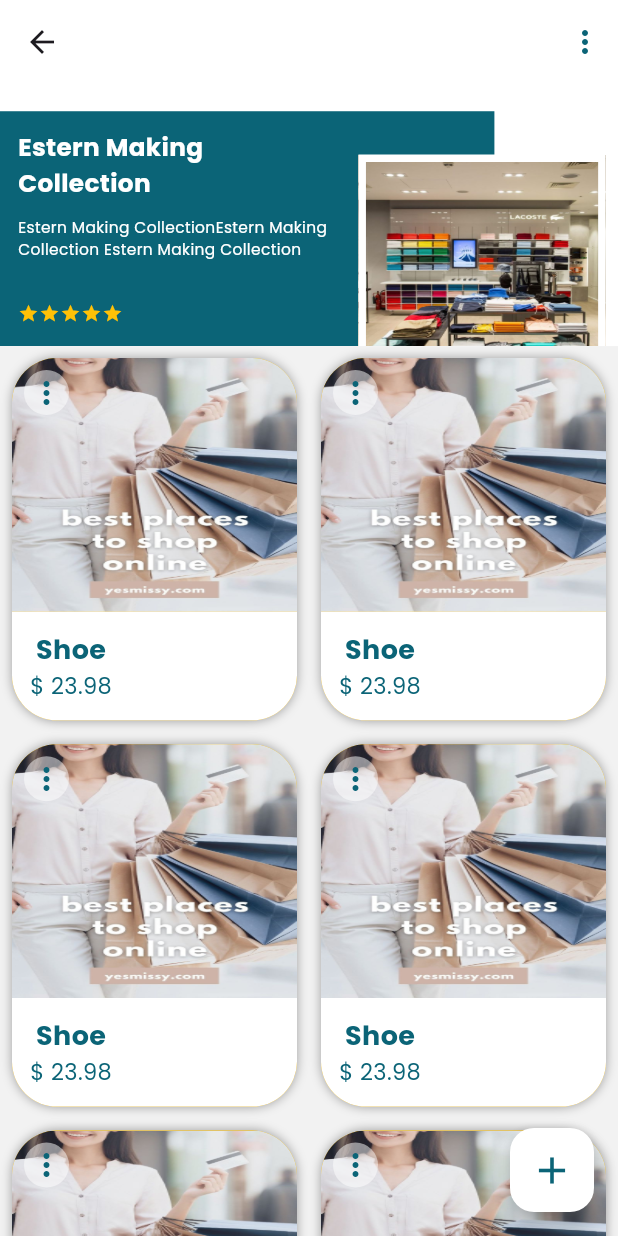
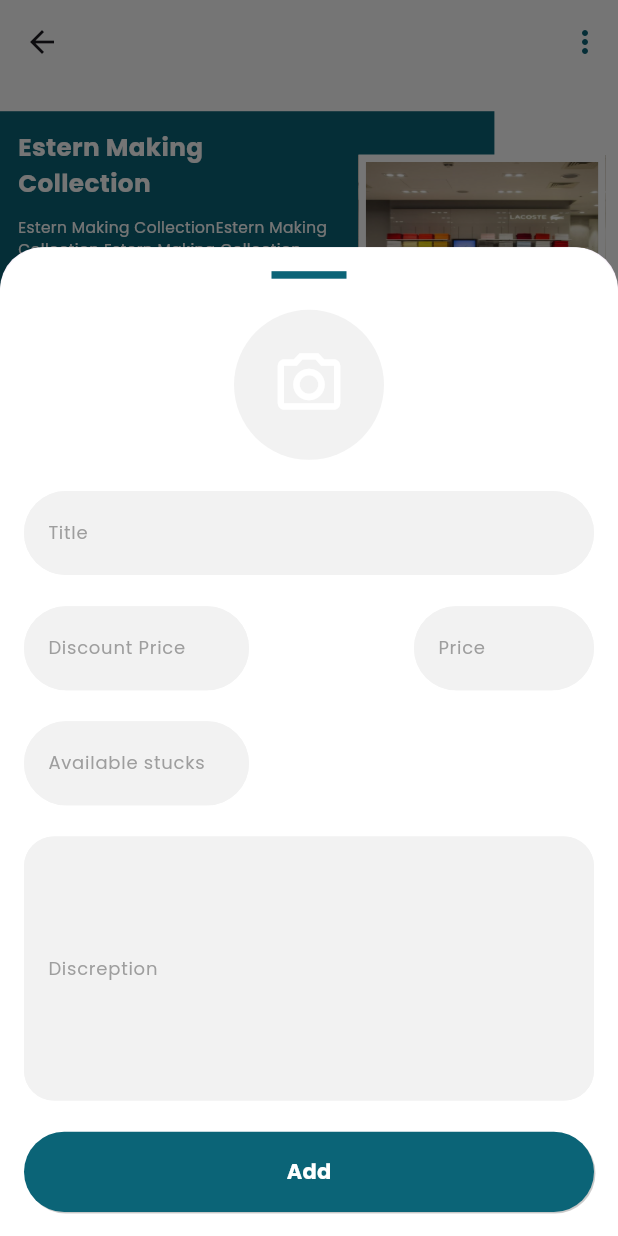
Before and after one commit to bilaalmustafa/sphere, a Flutter app: the StoreProfileScreen screen opened directly, after a tap on the "add" icon, on a phone screen of 412 x 824 dp. Run offline on Flutter 3.47's test engine with Material 3 defaults, Android fonts, the phone set to English and light mode, and no system bars; our stand-ins replace awesome_bottom_bar, carousel_slider, google_fonts; missing offline and left inert: draggable_carousel_slider.

Commit message:
commit last

```diff
--- a/lib/UI/components/Custom_SliverGrid.dart
+++ b/lib/UI/components/Custom_SliverGrid.dart
@@ -6,12 +6,14 @@ import 'package:sphere/core/constants/Const_Colors.dart';
 import 'package:sphere/generated/assets.dart';
 
 class CustomSliverGrid extends StatelessWidget {
-  const CustomSliverGrid({
+  CustomSliverGrid({
     super.key,
     required this.size,
     required this.condition,
+    this.onTap,
   });
   final String condition;
+  VoidCallback? onTap;
 
   final Size size;
 
@@ -93,16 +95,46 @@ class CustomSliverGrid extends StatelessWidget {
                               child: Column(
                                 mainAxisAlignment: MainAxisAlignment.center,
                                 children: [
+                                  Row(
+                                    mainAxisAlignment:
+                                        MainAxisAlignment.spaceBetween,
+                                    children: [
                                       CustomText(
                                           titletext: 'Shoe',
                                           fontsize: 18,
                                           bold: FontWeight.bold,
-                                      textcolor: ConstColors.seconderyColor),
+                                          textcolor:
+                                              ConstColors.seconderyColor),
+                                      condition == 'StoreProfileScreen'
+                                          ? InkWell(
+                                              onTap: onTap,
+                                              child: Icon(
+                                                Icons.edit,
+                                                color:
+                                                    ConstColors.seconderyColor,
+                                              ),
+                                            )
+                                          : Container(),
+                                    ],
+                                  ),
+                                  Row(
+                                    mainAxisAlignment:
+                                        MainAxisAlignment.spaceBetween,
+                                    children: [
                                       CustomText(
                                           titletext: '\$ 23.98',
                                           fontsize: 15,
                                           bold: FontWeight.normal,
-                                      textcolor: ConstColors.seconderyColor),
+                                          textcolor:
+                                              ConstColors.seconderyColor),
+                                      condition == 'StoreProfileScreen'
+                                          ? Icon(
+                                              Icons.delete,
+                                              color: ConstColors.seconderyColor,
+                                            )
+                                          : Container(),
+                                    ],
+                                  ),
                                 ],
                               ),
                             ),
--- a/lib/UI/screens/BottomNavigationBar_Screen/Profile_Screens/StoreProfile_Controller.dart
+++ b/lib/UI/screens/BottomNavigationBar_Screen/Profile_Screens/StoreProfile_Controller.dart
@@ -0,0 +1,112 @@
+import 'package:flutter/material.dart';
+import 'package:flutter/services.dart';
+import 'package:sphere/UI/components/Custom_Button.dart';
+import 'package:sphere/UI/components/Custom_Text.dart';
+import 'package:sphere/UI/screens/BottomNavigationBar_Screen/Profile_Screens/StoreProfile_Screen.dart';
+import 'package:sphere/core/constants/Const_Colors.dart';
+import 'package:sphere/core/constants/Const_Heading.dart';
+
+class StoreProfileProvider with ChangeNotifier {
+  void showbottomsheet(context) {
+    showModalBottomSheet(
+      context: context,
+      isScrollControlled:
+          true, // Allows the bottom sheet to extend beyond the default height
+      builder: (BuildContext context) {
+        return Wrap(
+          // Ensures the height does not exceed the content
+          children: [
+            Container(
+              decoration: BoxDecoration(
+                color: ConstColors.primarycolor,
+                borderRadius: BorderRadius.vertical(top: Radius.circular(30)),
+              ),
+
+              width: double.infinity,
+              height: MediaQuery.of(context).size.height *
+                  0.8, // Customize the height (50% of the screen height)
+              padding: EdgeInsets.all(16.0),
+              child: Column(
+                mainAxisSize: MainAxisSize.min,
+                crossAxisAlignment: CrossAxisAlignment.center,
+                mainAxisAlignment: MainAxisAlignment.spaceBetween,
+                children: [
+                  Container(
+                    height: 5,
+                    width: 50,
+                    color: ConstColors.seconderyColor,
+                  ),
+                  CircleAvatar(
+                    radius: 50,
+                    backgroundColor: ConstColors.thirdColor,
+                    child: Icon(
+                      Icons.camera_alt_outlined,
+                      size: 50,
+                      color: ConstColors.primarycolor,
+                    ),
+                  ),
+                  const CustomtextFormField(
+                    text: 'Title',
+                  ),
+                  Row(
+                    mainAxisAlignment: MainAxisAlignment.spaceBetween,
+                    children: [
+                      Container(
+                          width: 150,
+                          child: const CustomtextFormField(
+                            text: 'Discount Price',
+                          )),
+                      Container(
+                          width: 120,
+                          child: const CustomtextFormField(
+                            text: 'Price',
+                          )),
+                    ],
+                  ),
+                  Row(
+                    children: [
+                      Container(
+                          width: 150,
+                          child: const CustomtextFormField(
+                            text: 'Available stucks',
+                          )),
+                    ],
+                  ),
+                  TextFormField(
+                    maxLines: 6,
+                    inputFormatters: [
+                      LengthLimitingTextInputFormatter(
+                          100), // Limits the number of characters to 100
+                    ],
+                    decoration: InputDecoration(
+                        fillColor: ConstColors.thirdColor,
+                        filled: true,
+                        enabledBorder: OutlineInputBorder(
+                          borderSide: BorderSide(
+                            color: ConstColors.thirdColor,
+                          ),
+                          borderRadius: BorderRadius.circular(20),
+                        ),
+                        floatingLabelBehavior: FloatingLabelBehavior.auto,
+                        // contentPadding:
+                        //     EdgeInsets.only(top: 100, right: 8, left: 8),
+                        label: CustomText(
+                            titletext: 'Discreption',
+                            fontsize: smallText,
+                            bold: FontWeight.normal,
+                            textcolor: ConstColors.customGrey)),
+                  ),
+                  CustomButton(
+                      buttontext: 'Add',
+                      buttoncolor: ConstColors.seconderyColor,
+                      btntextcolor: ConstColors.primarycolor,
+                      onTop: () {})
+                ],
+              ),
+            ),
+          ],
+        );
+      },
+    );
+  }
+}
--- a/lib/UI/screens/BottomNavigationBar_Screen/Profile_Screens/StoreProfile_Screen.dart
+++ b/lib/UI/screens/BottomNavigationBar_Screen/Profile_Screens/StoreProfile_Screen.dart
@@ -1,8 +1,14 @@
 import 'package:flutter/material.dart';
+import 'package:flutter/services.dart';
+import 'package:provider/provider.dart';
+import 'package:sphere/UI/components/Custom_Button.dart';
 
 import 'package:sphere/UI/components/Custom_SliverGrid.dart';
 import 'package:sphere/UI/components/Custom_SliverStack.dart';
+import 'package:sphere/UI/components/Custom_Text.dart';
+import 'package:sphere/UI/screens/BottomNavigationBar_Screen/Profile_Screens/StoreProfile_Controller.dart';
 import 'package:sphere/core/constants/Const_Colors.dart';
+import 'package:sphere/core/constants/Const_Heading.dart';
 
 class StoreProfileScreen extends StatelessWidget {
   const StoreProfileScreen({super.key});
@@ -10,6 +16,7 @@ class StoreProfileScreen extends StatelessWidget {
   @override
   Widget build(BuildContext context) {
     Size size = MediaQuery.of(context).size;
+    final storeprofileProvider = Provider.of<StoreProfileProvider>(context);
     return Scaffold(
       backgroundColor: ConstColors.thirdColor,
       body: CustomScrollView(
@@ -22,12 +29,17 @@ class StoreProfileScreen extends StatelessWidget {
           CustomSliverGrid(
             size: size,
             condition: 'StoreProfileScreen',
+            onTap: () {
+              storeprofileProvider.showbottomsheet(context);
+            },
           )
         ],
       ),
       floatingActionButton: FloatingActionButton(
         backgroundColor: ConstColors.primarycolor,
-        onPressed: () {},
+        onPressed: () {
+          storeprofileProvider.showbottomsheet(context);
+        },
         child: Icon(
           Icons.add,
           size: 30,
@@ -37,3 +49,31 @@ class StoreProfileScreen extends StatelessWidget {
     );
   }
 }
+
+class CustomtextFormField extends StatelessWidget {
+  const CustomtextFormField({
+    super.key,
+    required this.text,
+  });
+  final String text;
+
+  @override
+  Widget build(BuildContext context) {
+    return TextFormField(
+      decoration: InputDecoration(
+          filled: true,
+          fillColor: ConstColors.thirdColor,
+          enabledBorder: OutlineInputBorder(
+            borderSide: BorderSide(
+              color: ConstColors.thirdColor,
+            ),
+            borderRadius: BorderRadius.circular(30),
+          ),
+          label: CustomText(
+              titletext: text,
+              fontsize: smallText,
+              bold: FontWeight.normal,
+              textcolor: ConstColors.customGrey)),
+    );
+  }
+}
--- a/lib/UI/screens/Cart_Screen/CartScreen.dart
+++ b/lib/UI/screens/Cart_Screen/CartScreen.dart
@@ -36,7 +36,7 @@ class _MyWidgetState extends State<CartScreen> {
                 image: AssetImage(
                   'Assets/Images/Salford.png',
                 ),
-                fit: BoxFit.fill,
+                fit: BoxFit.contain,
                 height: 60,
               ),
             ),
--- a/lib/core/constants/Const_text.dart
+++ b/lib/core/constants/Const_text.dart
@@ -12,3 +12,5 @@ const String forgetpassword = ' Forget Password';
 const String logIn = 'Log In';
 const String signUp = 'Sign Up';
 const String shopNow = 'SHOP NOW';
+const String Buyer = 'Buyer';
+const String Seller = 'Seller';
--- a/lib/main.dart
+++ b/lib/main.dart
@@ -1,6 +1,7 @@
 import 'package:flutter/material.dart';
 import 'package:provider/provider.dart';
 import 'package:sphere/UI/screens/BottomNavigationBar_Screen/Bottom_ControllerProvider.dart';
+import 'package:sphere/UI/screens/BottomNavigationBar_Screen/Profile_Screens/StoreProfile_Controller.dart';
 import 'package:sphere/UI/screens/auth/SignUp_Screen/Signup_Controller.dart';
 import 'package:sphere/UI/screens/auth/logIn_Screen/logIn_controller.dart';
 import 'package:sphere/UI/screens/splash_Screens/Splash_Screen.dart';
@@ -22,6 +23,7 @@ class MyApp extends StatelessWidget {
         ChangeNotifierProvider(create: (context) => BottomControllerProvider()),
         ChangeNotifierProvider(create: (context) => LogInControllerPrivoder()),
         ChangeNotifierProvider(create: (context) => SignUpControllerPrivoder()),
+        ChangeNotifierProvider(create: (context) => StoreProfileProvider()),
       ],
       child: MaterialApp(
         debugShowCheckedModeBanner: false,
```
Also changed, not shown: lib/UI/screens/Buyer_Screen/BuyerScreen.dart (added, +66 -0 lines), lib/UI/screens/Buyer_SellerScreen/BuyerSellerScreen.dart (added, +85 -0 lines), lib/UI/screens/Seller_Screen/SellerScreen.dart (added, +66 -0 lines), lib/UI/screens/auth/SignUp_Screen/Signin_Screen.dart (+10 -4 lines). Lines whose indentation alone changed are shown as unchanged.
